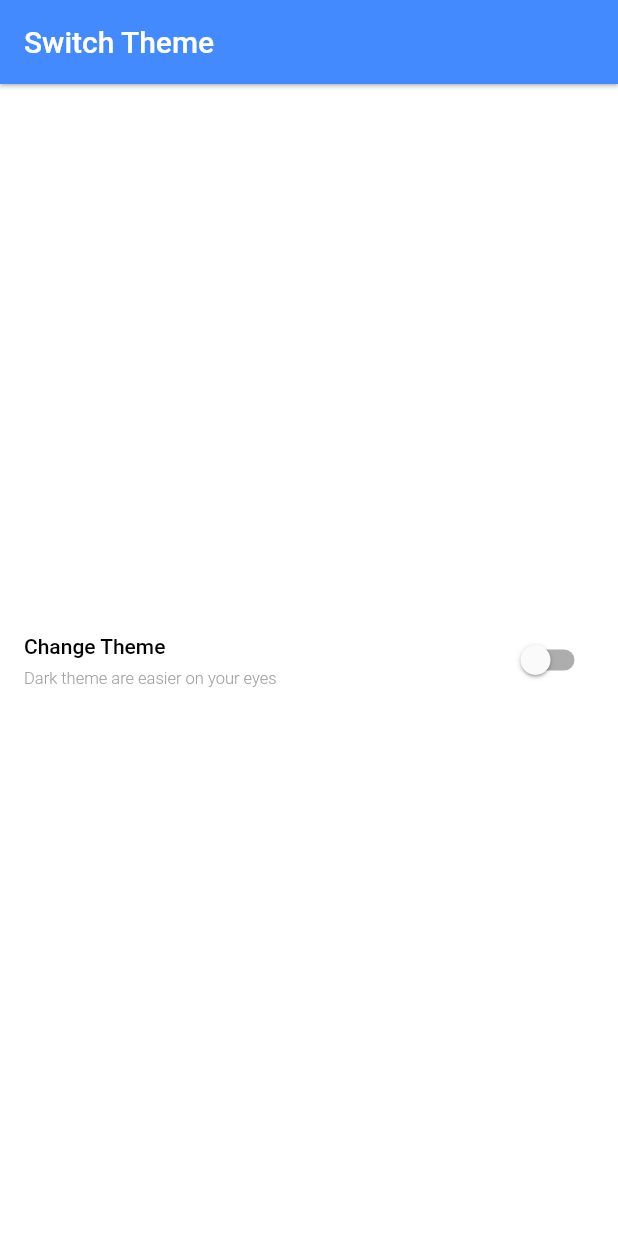
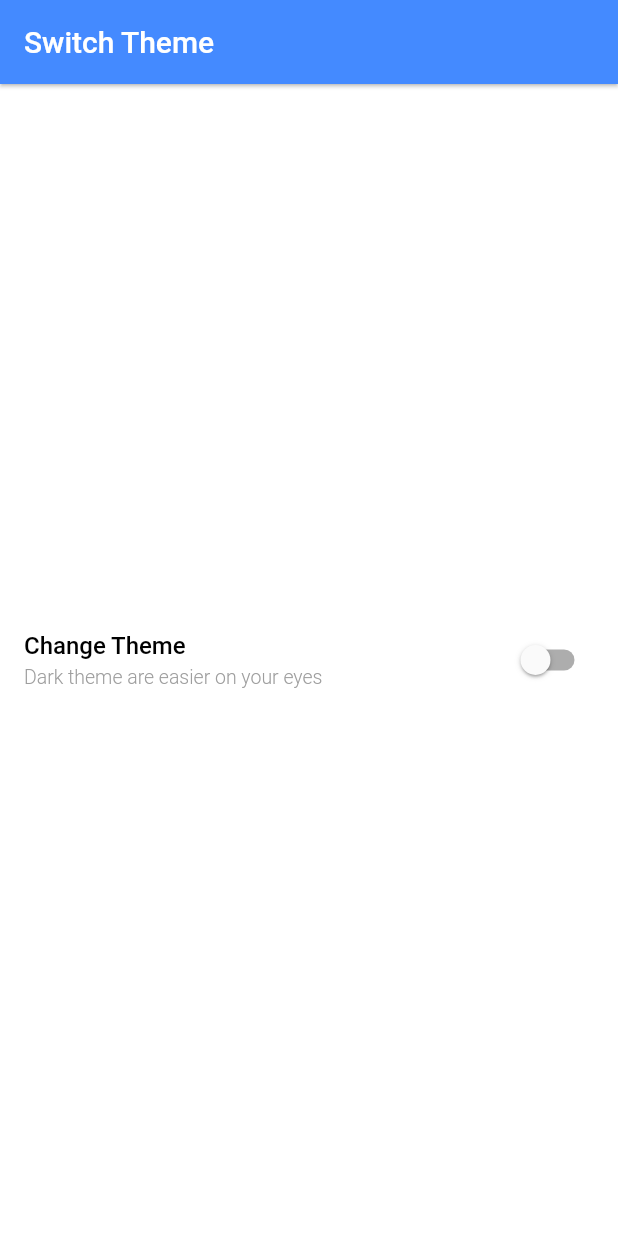
Before and after one commit to Iaashish13/switch_theme_using_hydrated_cubit, a Flutter app: the screen it shows after launch, on a phone screen of 412 x 824 dp. Run offline on Flutter 3.47's test engine with Material 2 defaults, Android fonts, the phone set to English and light mode, and no system bars; our stand-ins replace flutter_bloc, hydrated_bloc.

```diff
--- a/lib/theme/light_them.dart
+++ b/lib/theme/light_them.dart
@@ -8,13 +8,12 @@ final lightTheme = ThemeData(
   textTheme: const TextTheme(
       bodyText1: TextStyle(
         fontWeight: FontWeight.w500,
-      fontSize: 14,
+        fontSize: 16,
         color: Colors.black,
       ),
       bodyText2: TextStyle(
         fontWeight: FontWeight.w300,
-      fontSize: 11,
+        fontSize: 13,
         color: Colors.grey,
-    )
-  ),
+      )),
 );
```
Also changed, not shown: 10 other files. Lines whose indentation alone changed are shown as unchanged.
